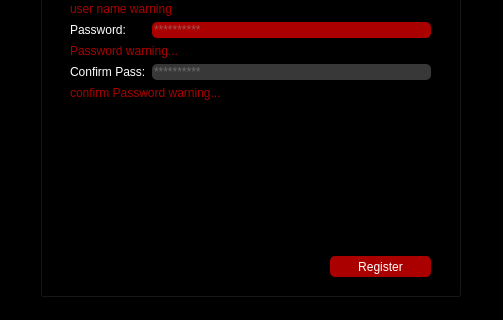
This is registerpage.ui in borhanem/Messenger_Void_13 as Qt 5 draws it before an edit; both pictures show x 0 to 503 and y 174 to 494 of the 503 by 494 pixel window. The edited form follows.
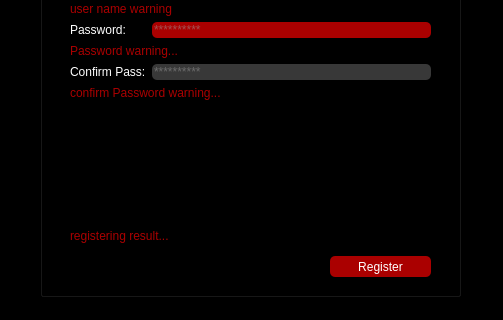
This is the edited form.

```diff
--- a/registerpage.ui
+++ b/registerpage.ui
@@ -65,7 +65,7 @@
       <x>30</x>
       <y>50</y>
       <width>361</width>
-      <height>341</height>
+      <height>321</height>
      </rect>
     </property>
     <layout class="QFormLayout" name="formLayout_2">
@@ -258,6 +258,22 @@
      <string>Register</string>
     </property>
    </widget>
+   <widget class="QLabel" name="register_result_lbl">
+    <property name="geometry">
+     <rect>
+      <x>30</x>
+      <y>380</y>
+      <width>359</width>
+      <height>20</height>
+     </rect>
+    </property>
+    <property name="styleSheet">
+     <string notr="true">color: rgb(170, 0, 0);</string>
+    </property>
+    <property name="text">
+     <string>registering result...</string>
+    </property>
+   </widget>
   </widget>
  </widget>
  <resources/>
```
